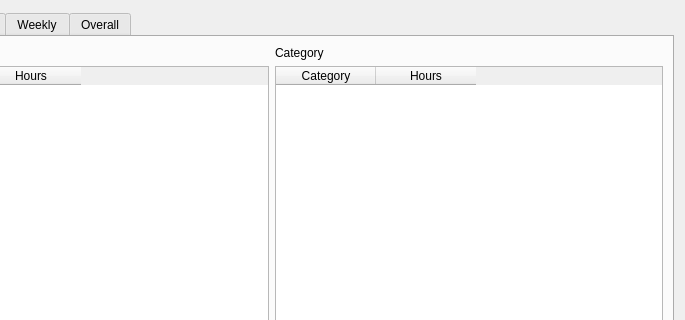
Narfinger/qamster, file ui/history.ui: the form before one commit; both pictures show x 514 to 1199 and y 0 to 320 of the 1199 by 520 pixel window.
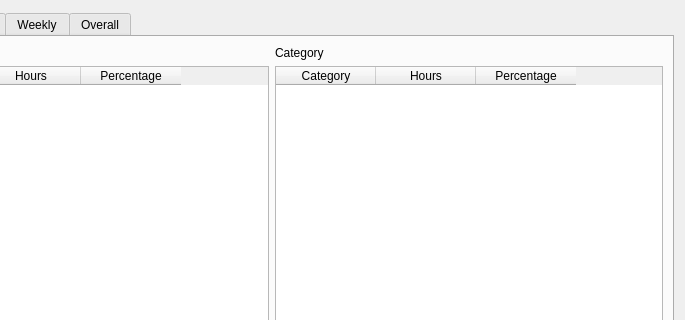
The form after the commit. Custom widgets are drawn as their Qt base class.

The edit to the form file:
```diff
--- a/ui/history.ui
+++ b/ui/history.ui
@@ -59,7 +59,7 @@
         <item row="1" column="0">
          <widget class="QTableWidget" name="d_activityTable">
           <property name="columnCount">
-           <number>2</number>
+           <number>3</number>
           </property>
           <column>
            <property name="text">
@@ -71,6 +71,11 @@
             <string>Hours</string>
            </property>
           </column>
+          <column>
+           <property name="text">
+            <string>Percentage</string>
+           </property>
+          </column>
          </widget>
         </item>
         <item row="1" column="1">
@@ -85,6 +90,11 @@
             <string>Hours</string>
            </property>
           </column>
+          <column>
+           <property name="text">
+            <string>Percentage</string>
+           </property>
+          </column>
          </widget>
         </item>
         <item row="2" column="0">
```
